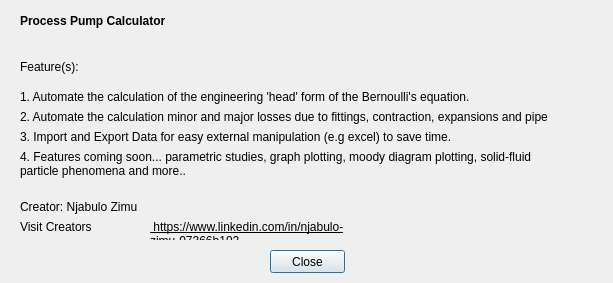
Above: src/pumpsolver/gui/forms/about_dialog.ui from NjabuloZimu/PumpsolverV1 before the change. Below: the same form after it.
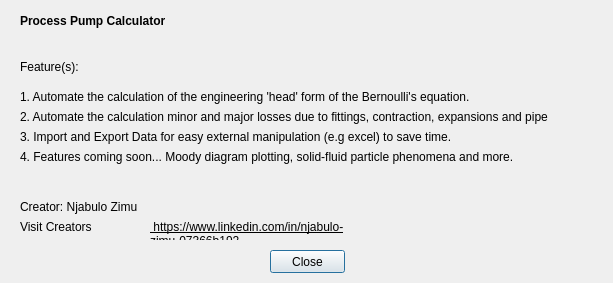
That is the form after the change.

Commit message:
Add parametric studies with recalculated pipe losses
Embed Matplotlib plots with stepped sweeps, keep shared fluid inputs editable in either designer, and refresh active pipe losses for every study point and shared fluid change.

Update feature documentation and Windows plotting dependencies. Validate with 329 passing tests and a verified Windows executable.

Patch:
```diff
--- a/src/pumpsolver/gui/forms/about_dialog.ui
+++ b/src/pumpsolver/gui/forms/about_dialog.ui
@@ -193,7 +193,7 @@
     </rect>
    </property>
    <property name="text">
-    <string>4. Features coming soon... parametric studies, graph plotting, moody diagram plotting, solid-fluid particle phenomena and more..</string>
+    <string>4. Features coming soon... Moody diagram plotting, solid-fluid particle phenomena and more.</string>
    </property>
    <property name="wordWrap">
     <bool>true</bool>
```
The commit also changes 23 other files.
